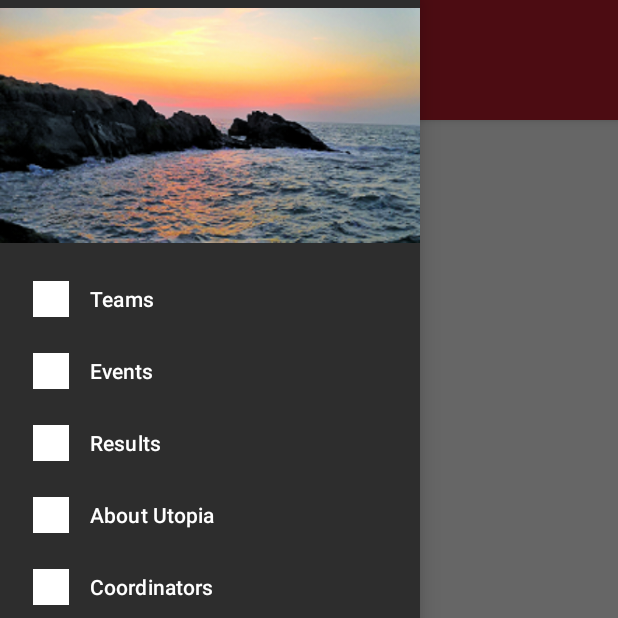
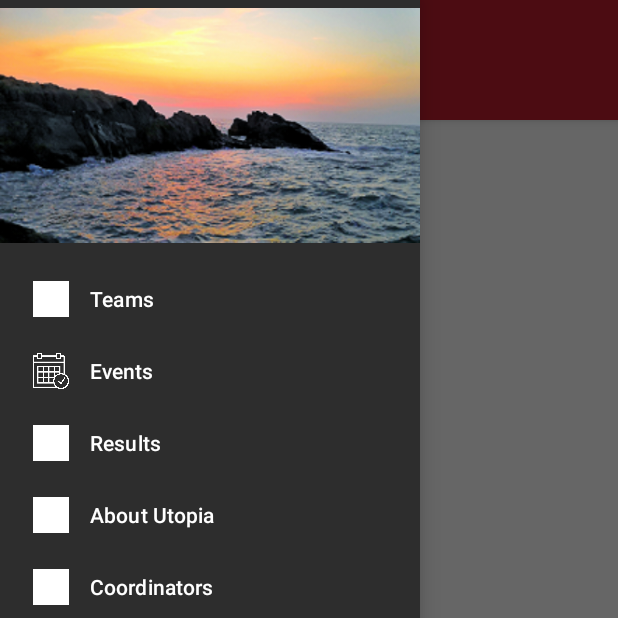
Before and after one commit to shashank1800/Android_App-Utopia-19, an Android app: the screen it shows after launch (MainActivity), with the side drawer open, on a phone screen of 412 x 824 dp, the top half of it. Run offline under Robolectric (Android 15) with nearby library versions, the phone set to English and light mode, and no system bars; our stand-ins replace Firebase (no records; nobody signed in at launch, a user with empty details on screens opened directly).

Commit message:
2 commit

```diff
--- a/app/src/main/java/com/rnsit/utopia/MainActivity.java
+++ b/app/src/main/java/com/rnsit/utopia/MainActivity.java
@@ -1,6 +1,5 @@
 package com.rnsit.utopia;
 
-import androidx.annotation.NonNull;
 import androidx.appcompat.app.ActionBarDrawerToggle;
 import androidx.appcompat.app.AppCompatActivity;
 import androidx.appcompat.widget.Toolbar;
@@ -9,12 +8,10 @@ import androidx.drawerlayout.widget.DrawerLayout;
 import androidx.recyclerview.widget.LinearLayoutManager;
 import androidx.recyclerview.widget.RecyclerView;
 
-import android.annotation.SuppressLint;
 import android.content.Context;
 import android.content.Intent;
 import android.os.Bundle;
 import android.view.MenuItem;
-import android.widget.Toast;
 
 import com.google.android.material.navigation.NavigationView;
 import com.google.firebase.database.DataSnapshot;
@@ -40,8 +37,8 @@ public class MainActivity extends AppCompatActivity implements NavigationView.On
     private ArrayList<PostViewObject> PostViewObject;
 
     private DatabaseReference mDatabaseRef;
-    private static final int TOTAL_ITEM_EACH_LOAD = 3;
-    private String s = "20190215165024";
+    private static final int TOTAL_ITEM_EACH_LOAD = 4;
+    private String s = "-0216002640";
 
     @Override
     protected void onCreate(Bundle savedInstanceState) {
@@ -86,7 +83,7 @@ public class MainActivity extends AppCompatActivity implements NavigationView.On
         mDatabaseRef = FirebaseDatabase.getInstance().getReference();
         Query myTopPostsQuery = mDatabaseRef.child("Posts");
         myTopPostsQuery
-                .orderByKey()
+                .orderByChild("timeStamp")
                 .startAt(s)
                 .limitToFirst(TOTAL_ITEM_EACH_LOAD)
                 .addValueEventListener(new ValueEventListener() {
--- a/app/src/main/res/menu/drawer_view.xml
+++ b/app/src/main/res/menu/drawer_view.xml
@@ -8,7 +8,7 @@
             android:title="Teams" />
         <item
             android:id="@+id/nav_events"
-            android:icon="@drawable/ic_launcher_background"
+            android:icon="@drawable/nav_icon_event"
             android:title="Events" />
         <item
             android:id="@+id/nav_results"
```
Also changed, not shown: app/src/main/res/drawable/nav_icon_event.png (added).
